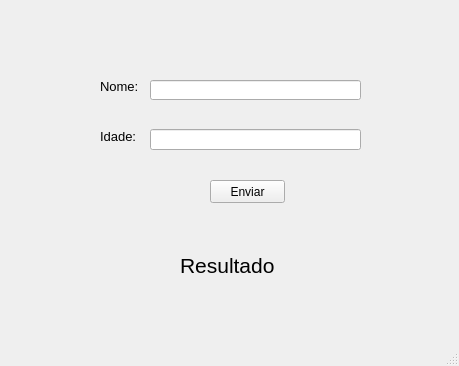
Qt form ex1.ui (GustavoHransa/QtDesign) before a commit.
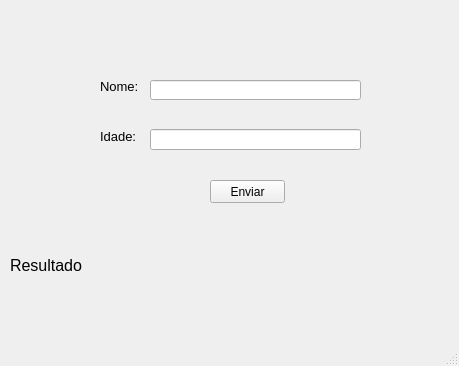
The same form after that commit.

Diff of the .ui file:
```diff
--- a/ex1.ui
+++ b/ex1.ui
@@ -88,15 +88,15 @@
    <widget class="QLabel" name="label_3">
     <property name="geometry">
      <rect>
-      <x>180</x>
-      <y>240</y>
-      <width>171</width>
-      <height>51</height>
+      <x>10</x>
+      <y>210</y>
+      <width>431</width>
+      <height>111</height>
      </rect>
     </property>
     <property name="font">
      <font>
-      <pointsize>16</pointsize>
+      <pointsize>12</pointsize>
      </font>
     </property>
     <property name="text">
```
Left out of the diff: 2 changed lines with no effect on the pictures.
